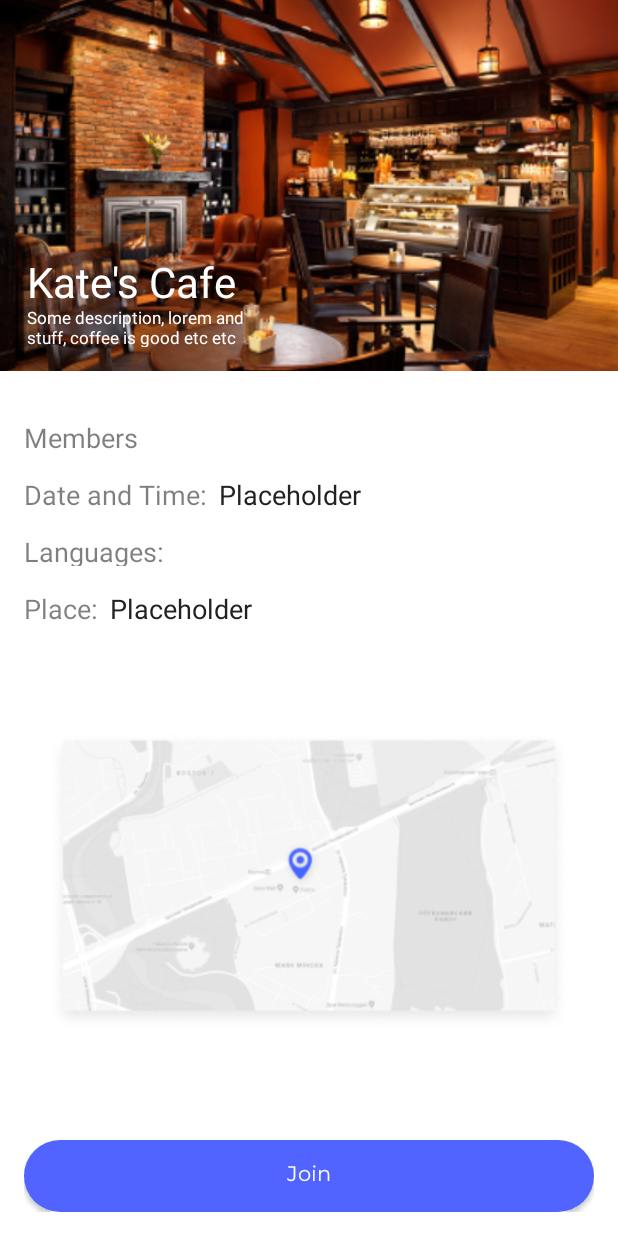
After one commit to SpiderSwift/Parleo, an Android app: the layout fragment_event_details.xml on its own in the app's theme, with its tools: preview values and no code run, on a phone screen of 412 x 824 dp. The commit adds this screen. Run offline under Robolectric (Android 15) with nearby library versions, the light colour scheme and no system bars.

Commit message:
Add event details fragment layout

```diff
--- a/app/src/main/res/layout/fragment_event_create.xml
+++ b/app/src/main/res/layout/fragment_event_create.xml
@@ -35,6 +35,7 @@
         app:srcCompat="@drawable/event_photo_frame" />
 
 
+    <!--TODO НА ТОН СВЕТЛЕЕ СДЕЛАТЬ ТЕКСТ ПОДСКАЗОК-->
     <EditText
         android:id="@+id/te_event_name"
         android:layout_width="0dp"
@@ -65,7 +66,7 @@
         android:background="@drawable/et_drawable_multiline"
         android:gravity="top"
         android:hint="@string/event_description"
-        android:lines="4"
+        android:lines="5"
         android:paddingStart="15dp"
         android:paddingTop="10dp"
 
--- /dev/null
+++ b/app/src/main/res/layout/fragment_event_details.xml
@@ -0,0 +1,161 @@
+<?xml version="1.0" encoding="utf-8"?>
+<android.support.constraint.ConstraintLayout xmlns:android="http://schemas.android.com/apk/res/android"
+    xmlns:tools="http://schemas.android.com/tools"
+    android:layout_width="match_parent"
+    android:layout_height="match_parent"
+    xmlns:app="http://schemas.android.com/apk/res-auto"
+    android:background="#ffffff">
+
+    <ImageView
+        android:id="@+id/iv_event_image"
+        android:layout_width="match_parent"
+        android:layout_height="247dp"
+
+
+        android:scaleType="centerCrop"
+        android:src="@drawable/cafe_placeholder"
+
+        app:layout_constraintTop_toTopOf="parent"
+        app:layout_constraintStart_toStartOf="parent"
+        app:layout_constraintEnd_toEndOf="parent"/>
+
+    <LinearLayout
+        android:layout_width="wrap_content"
+        android:layout_height="wrap_content"
+        android:orientation="vertical"
+
+        android:layout_marginStart="18dp"
+        android:layout_marginBottom="16dp"
+        app:layout_constraintHorizontal_bias="0"
+        app:layout_constraintVertical_bias="1"
+        app:layout_constraintEnd_toEndOf="@id/iv_event_image"
+        app:layout_constraintStart_toStartOf="@id/iv_event_image"
+        app:layout_constraintTop_toTopOf="@id/iv_event_image"
+        app:layout_constraintBottom_toBottomOf="@id/iv_event_image">
+    <TextView
+            android:id="@+id/tv_event_place_title"
+            android:layout_width="160dp"
+            android:layout_height="35dp"
+            android:gravity="center_vertical"
+            android:text="@string/event_place_title"
+            android:textAppearance="@style/place_title_text_style"/>
+        <TextView
+            android:id="@+id/tv_event_place_description"
+            android:layout_width="162dp"
+            android:layout_height="27dp"
+
+            android:gravity="center_vertical"
+            android:text="@string/event_place_description"
+            android:textAppearance="@style/place_description_text_style"/>
+    </LinearLayout>
+
+
+    <!---->
+    <LinearLayout
+        android:layout_width="match_parent"
+        android:layout_height="0dp"
+        android:orientation="vertical"
+        android:layout_margin="16dp"
+
+        app:layout_constraintTop_toBottomOf="@id/iv_event_image"
+        app:layout_constraintStart_toStartOf="parent"
+        app:layout_constraintEnd_toEndOf="parent"
+        app:layout_constraintBottom_toBottomOf="parent">
+
+        <LinearLayout
+            android:layout_width="match_parent"
+            android:layout_height="wrap_content"
+            android:layout_marginTop="16dp"
+            android:orientation="vertical">
+            <TextView
+                android:layout_width="wrap_content"
+                android:layout_height="22dp"
+                android:text="@string/event_headline_members"
+                android:textAppearance="@style/event_headline_style"
+                android:gravity="center_vertical"/>
+        </LinearLayout>
+
+        <LinearLayout
+            android:layout_width="match_parent"
+            android:layout_height="wrap_content"
+            android:layout_marginTop="16dp"
+            android:orientation="horizontal">
+            <TextView
+                android:layout_width="wrap_content"
+                android:layout_height="22dp"
+                android:text="@string/event_headline_date_time"
+                android:textAppearance="@style/event_headline_style"
+                android:gravity="center_vertical"/>
+
+            <TextView
+                android:layout_width="wrap_content"
+                android:layout_height="match_parent"
+
+                android:layout_marginStart="8dp"
+                android:text="@string/placeholder"
+                android:textAppearance="@style/event_data_text_style"
+                android:gravity="center_vertical"/>
+        </LinearLayout>
+
+        <LinearLayout
+            android:layout_width="match_parent"
+            android:layout_height="wrap_content"
+            android:layout_marginTop="16dp"
+            android:orientation="vertical">
+            <TextView
+                android:layout_width="wrap_content"
+                android:layout_height="22dp"
+                android:text="@string/event_headline_languages"
+                android:textAppearance="@style/event_headline_style"
+                android:gravity="center_vertical"/>
+        </LinearLayout>
+
+        <LinearLayout
+            android:layout_width="match_parent"
+            android:layout_height="wrap_content"
+            android:layout_marginTop="16dp"
+            android:orientation="horizontal">
+            <TextView
+                android:layout_width="wrap_content"
+                android:layout_height="22dp"
+                android:text="@string/event_headline_place"
+                android:textAppearance="@style/event_headline_style"
+                android:gravity="center_vertical"/>
+            <TextView
+                android:layout_width="wrap_content"
+                android:layout_height="match_parent"
+
+                android:layout_marginStart="8dp"
+                android:text="@string/placeholder"
+                android:textAppearance="@style/event_data_text_style"
+                android:gravity="center_vertical"/>
+        </LinearLayout>
+
+        <!--TODO:CHANGE IMAGEVIEW TO MAP-->
+        <ImageView
+            android:id="@+id/map"
+            android:layout_width="match_parent"
+            android:minHeight="178dp"
+            android:layout_height="0dp"
+            android:layout_margin="16dp"
+            android:src="@drawable/map_placeholder"
+            android:elevation="10dp"
+            android:layout_weight="1"
+            />
+
+        <Button
+            android:id="@+id/rectangle"
+            android:layout_width="match_parent"
+            android:layout_height="wrap_content"
+            android:background="@drawable/btn_drawable_blue"
+
+            android:fontFamily="@font/montserrat"
+            android:text="@string/event_button_join"
+            android:textAllCaps="false"
+            android:textColor="@android:color/white"
+            android:textSize="14sp"
+
+            />
+    </LinearLayout>
+
+</android.support.constraint.ConstraintLayout>
--- a/app/src/main/res/values/strings.xml
+++ b/app/src/main/res/values/strings.xml
@@ -1,7 +1,7 @@
 <resources>
     <string name="app_name">Parleo</string>
 
-
+    <string name="placeholder">Placeholder</string>
 
     <!--event create fragment-->
 
@@ -14,4 +14,17 @@
     <string name="event_set_time_date">Set time and date</string>
     <string name="event_add_languages">Add languages</string>
 
+
+    <!--Event details fragment-->
+    <string name="event_place_title">Kate\'s Cafe</string>
+    <string name="event_place_description">Some description, lorem and stuff, coffee is good etc etc</string>
+
+    <string name="event_headline_members">Members</string>
+    <string name="event_headline_date_time">Date and Time:</string>
+    <string name="event_headline_languages">Languages:</string>
+    <string name="event_headline_place">Place:</string>
+
+    <string name="event_button_join">Join</string>
+
+
 </resources>
--- a/app/src/main/res/values/styles.xml
+++ b/app/src/main/res/values/styles.xml
@@ -8,13 +8,14 @@
         <item name="colorAccent">@color/colorAccent</item>
     </style>
 
-    <style name="generalnotitle" parent="Theme.AppCompat">
+    <style name="generalnotitle" parent="Theme.AppCompat.DayNight">
         <item name="windowActionBar">false</item>
         <item name="windowNoTitle">true</item>
         <item name="android:windowFullscreen">true</item>
     </style>
 
 
+    <!--Create event styles-->
     <style name="create_event_button_text_style">
         <item name="android:textSize">
             14sp
@@ -23,4 +24,54 @@
             #212121
         </item>
     </style>
+
+
+    <!--Event details Style-->
+    <style name="place_title_text_style">
+
+        <item name="android:textSize">
+            28sp
+        </item>
+
+        <item name="android:textColor">
+            #FFFFFF
+        </item>
+
+    </style>
+
+    <style name="place_description_text_style">
+
+        <item name="android:textSize">
+            11sp
+        </item>
+
+        <item name="android:textColor">
+            #FFFFFF
+        </item>
+
+    </style>
+
+    <style name="event_headline_style">
+
+        <item name="android:textSize">
+            18sp
+        </item>
+
+        <item name="android:textColor">
+            #80000000
+        </item>
+
+    </style>
+
+    <style name="event_data_text_style">
+
+        <item name="android:textSize">
+            18sp
+        </item>
+
+        <item name="android:textColor">
+            #212121
+        </item>
+
+    </style>
 </resources>
```
Also changed, not shown: app/src/main/res/drawable/cafe_placeholder.png (added), app/src/main/res/drawable/map_placeholder.png (added).
